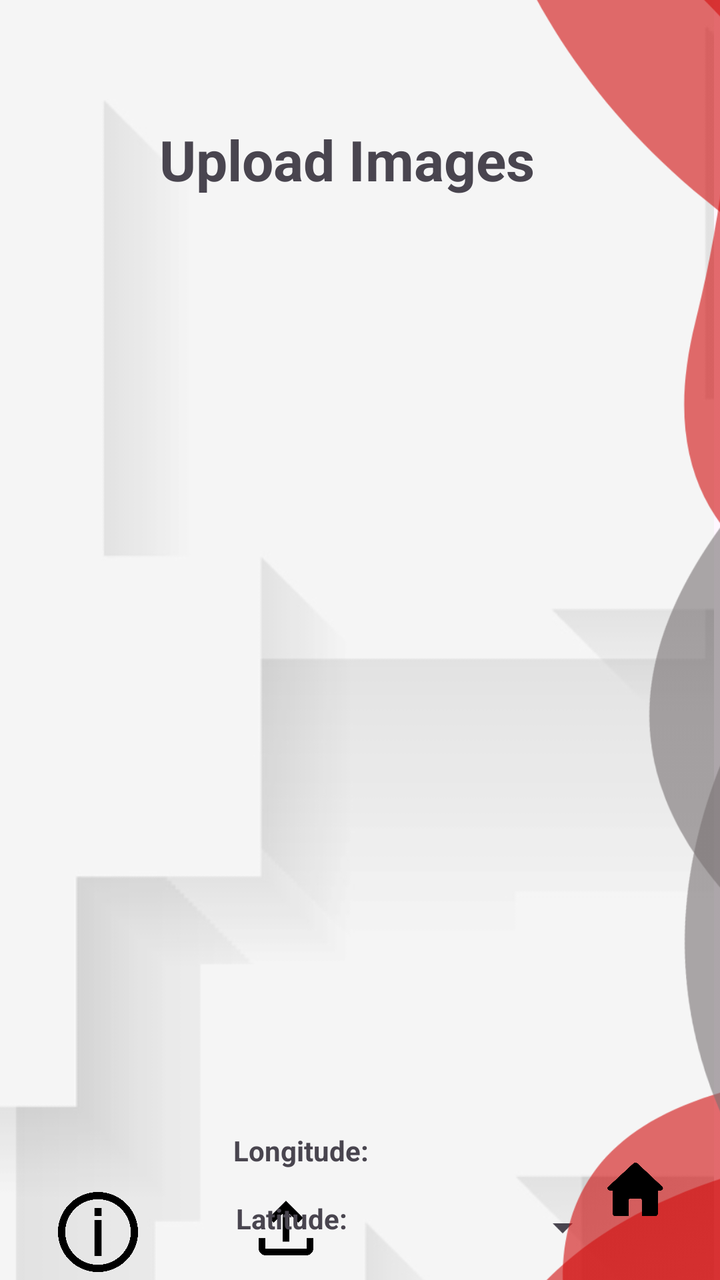
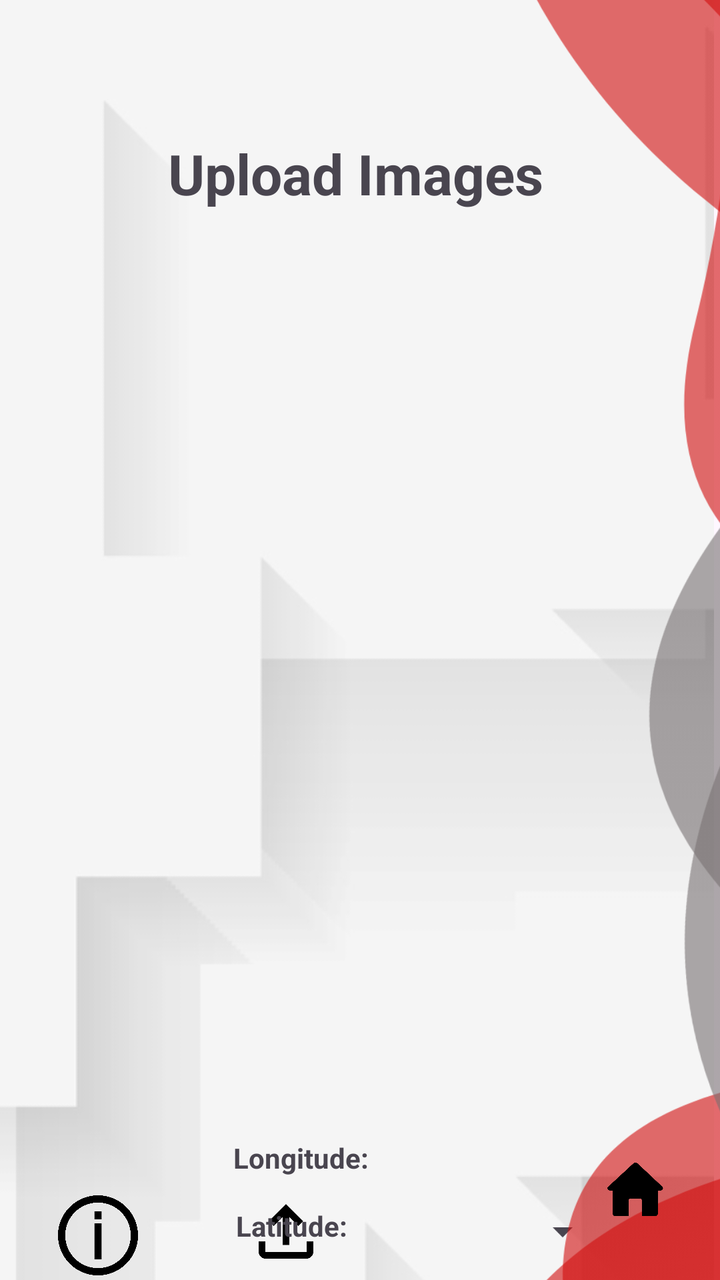

Screens rendered from an Android XML layout before and after an edit, with the pre-edit source and the edit as a unified diff.
<!-- AndroidManifest.xml: application theme Theme.TrafficSceneAnalyser -->
<!-- res/layout/activity_upload_config.xml -->
<?xml version="1.0" encoding="utf-8"?>
<androidx.constraintlayout.widget.ConstraintLayout xmlns:android="http://schemas.android.com/apk/res/android"
    xmlns:app="http://schemas.android.com/apk/res-auto"
    xmlns:tools="http://schemas.android.com/tools"
    android:id="@+id/main"
    android:layout_width="match_parent"
    android:layout_height="match_parent"
    tools:context=".UploadConfigActivity">

    <ImageView
        android:id="@+id/backg"
        android:layout_width="904dp"
        android:layout_height="897dp"
        app:layout_constraintBottom_toBottomOf="parent"
        app:layout_constraintEnd_toEndOf="parent"
        app:layout_constraintHorizontal_bias="1.0"
        app:layout_constraintStart_toStartOf="parent"
        app:layout_constraintTop_toTopOf="parent"
        app:layout_constraintVertical_bias="0.12"
        app:srcCompat="@drawable/background" />

    <androidx.viewpager2.widget.ViewPager2
        android:id="@+id/viewPager"
        android:layout_width="250dp"
        android:layout_height="400dp"
        android:layout_marginTop="150dp"
        android:paddingStart="40dp"
        android:paddingEnd="40dp"
        app:layout_constraintEnd_toEndOf="parent"
        app:layout_constraintStart_toStartOf="parent"
        app:layout_constraintTop_toTopOf="parent">

    </androidx.viewpager2.widget.ViewPager2>


    <Spinner
        android:id="@+id/spinner_model_selector"
        android:layout_width="122dp"
        android:layout_height="63dp"
        android:layout_margin="8dp"
        app:layout_constraintBottom_toBottomOf="parent"
        app:layout_constraintEnd_toEndOf="parent"
        app:layout_constraintHorizontal_bias="0.1"
        app:layout_constraintStart_toEndOf="@+id/button_upload"
        app:layout_constraintTop_toBottomOf="@+id/longitude" />

    <ImageButton
        android:id="@+id/button_upload"
        android:layout_width="54dp"
        android:layout_height="68dp"
        android:layout_marginStart="116dp"
        android:backgroundTint="#00FFFFFF"
        android:onClick="goToHome"
        android:scaleType="fitCenter"
        android:src="@drawable/upload"

        app:layout_constraintBottom_toBottomOf="parent"
        app:layout_constraintStart_toStartOf="parent"
        app:layout_constraintTop_toBottomOf="@+id/longitude" />

    <TextView
        android:id="@+id/latitude"
        android:layout_width="140dp"
        android:layout_height="23dp"
        android:layout_marginTop="12dp"
        android:ems="10"
        android:text="Latitude: "
        android:textStyle="bold"
        app:layout_constraintEnd_toEndOf="parent"
        app:layout_constraintHorizontal_bias="0.536"
        app:layout_constraintStart_toStartOf="parent"
        app:layout_constraintTop_toBottomOf="@+id/longitude" />

    <TextView
        android:id="@+id/longitude"
        android:layout_width="140dp"
        android:layout_height="22dp"
        android:ems="10"
        android:text="Longitude: "
        android:textStyle="bold"
        app:layout_constraintBottom_toBottomOf="parent"
        app:layout_constraintEnd_toEndOf="parent"
        app:layout_constraintHorizontal_bias="0.53"
        app:layout_constraintStart_toStartOf="parent"
        app:layout_constraintTop_toBottomOf="@+id/viewPager"
        app:layout_constraintVertical_bias="0.229" />

    <ImageView
        android:id="@+id/imageView5"
        android:layout_width="484dp"
        android:layout_height="773dp"
        app:layout_constraintBottom_toBottomOf="parent"
        app:layout_constraintEnd_toEndOf="parent"
        app:layout_constraintHorizontal_bias="0.643"
        app:layout_constraintStart_toStartOf="parent"
        app:layout_constraintTop_toTopOf="parent"
        app:srcCompat="@drawable/perfectlayout2" />

    <TextView
        android:id="@+id/textView9"
        android:layout_width="201dp"
        android:layout_height="47dp"
        android:text="Upload Images"
        android:textSize="28sp"
        android:textStyle="bold"
        app:layout_constraintBottom_toTopOf="@+id/viewPager"
        app:layout_constraintEnd_toEndOf="parent"
        app:layout_constraintStart_toStartOf="parent"
        app:layout_constraintTop_toTopOf="parent"
        app:layout_constraintVertical_bias="0.592" />

    <ImageButton
        android:id="@+id/homeButton"
        android:layout_width="54dp"
        android:layout_height="68dp"
        android:backgroundTint="#00FFFFFF"
        android:onClick="goToHome"
        android:scaleType="fitCenter"
        android:src="@drawable/home1"
        app:layout_constraintBottom_toBottomOf="parent"
        app:layout_constraintEnd_toEndOf="parent"
        app:layout_constraintHorizontal_bias="0.95"
        app:layout_constraintStart_toStartOf="parent"
        app:layout_constraintTop_toTopOf="parent"
        app:layout_constraintVertical_bias="0.98" />

    <ImageButton
        android:id="@+id/infoButtonTest"
        android:layout_width="66dp"
        android:layout_height="64dp"
        android:layout_marginStart="24dp"
        android:layout_marginEnd="36dp"
        android:backgroundTint="#00FFFFFF"
        android:scaleType="fitCenter"
        app:layout_constraintBottom_toBottomOf="@+id/button_upload"
        app:layout_constraintEnd_toStartOf="@+id/button_upload"
        app:layout_constraintHorizontal_bias="0.8"
        app:layout_constraintStart_toStartOf="parent"
        app:layout_constraintTop_toTopOf="@+id/button_upload"
        app:layout_constraintVertical_bias="1.0"
        app:srcCompat="@drawable/infobutton" />

</androidx.constraintlayout.widget.ConstraintLayout>
<!-- resources referenced by this layout -->
<resources>
  <!-- drawable background: png bitmap (drawable-hdpi, 37305 bytes) -->
  <!-- drawable home1: png bitmap (drawable, 7782 bytes) -->
  <!-- drawable infobutton: png bitmap (drawable, 34056 bytes) -->
  <!-- drawable perfectlayout2: png bitmap (drawable-hdpi, 51025 bytes) -->
  <!-- drawable upload: png bitmap (drawable, 6537 bytes) -->
  <style name="Theme.TrafficSceneAnalyser" parent="Base.Theme.TrafficSceneAnalyser" />
  <style name="Base.Theme.TrafficSceneAnalyser" parent="Theme.Material3.DayNight.NoActionBar">
          
          
      </style>
</resources>

<!-- the commit's change to res/layout/activity_upload_config.xml (unified diff, before → after) -->
@@ -21,8 +21,8 @@
 
     <androidx.viewpager2.widget.ViewPager2
         android:id="@+id/viewPager"
-        android:layout_width="250dp"
-        android:layout_height="400dp"
+        android:layout_width="345dp"
+        android:layout_height="405dp"
         android:layout_marginTop="150dp"
         android:paddingStart="40dp"
         android:paddingEnd="40dp"
@@ -98,7 +98,7 @@
 
     <TextView
         android:id="@+id/textView9"
-        android:layout_width="201dp"
+        android:layout_width="192dp"
         android:layout_height="47dp"
         android:text="Upload Images"
         android:textSize="28sp"
@@ -107,7 +107,7 @@
         app:layout_constraintEnd_toEndOf="parent"
         app:layout_constraintStart_toStartOf="parent"
         app:layout_constraintTop_toTopOf="parent"
-        app:layout_constraintVertical_bias="0.592" />
+        app:layout_constraintVertical_bias="0.66" />
 
     <ImageButton
         android:id="@+id/homeButton"
